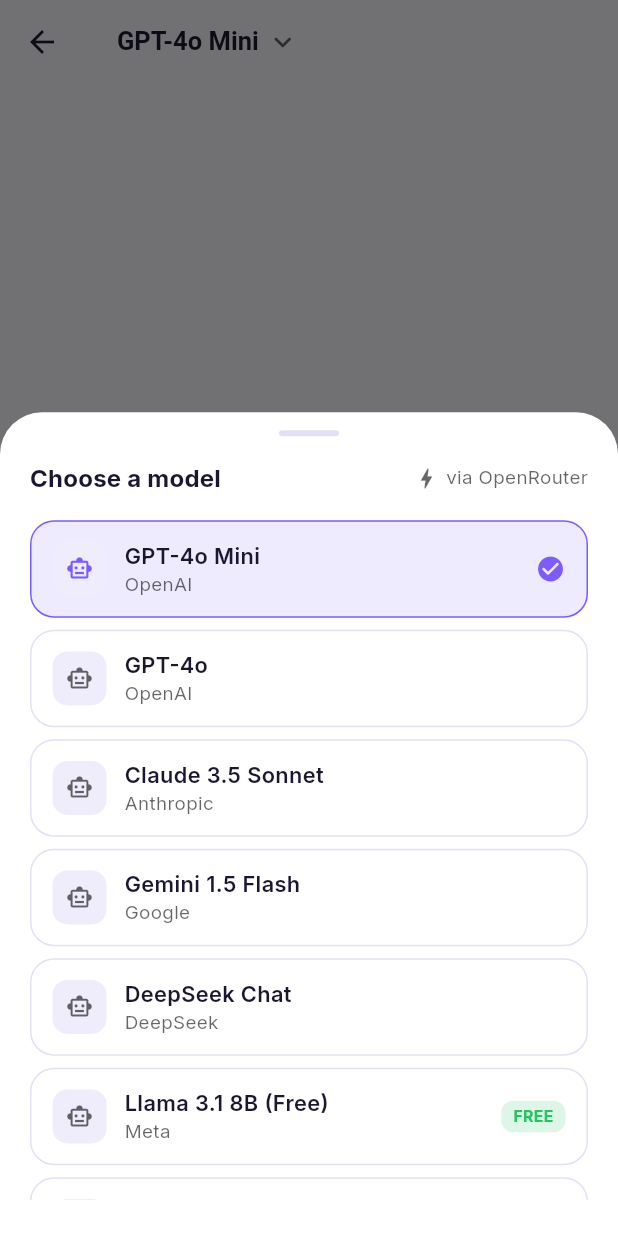
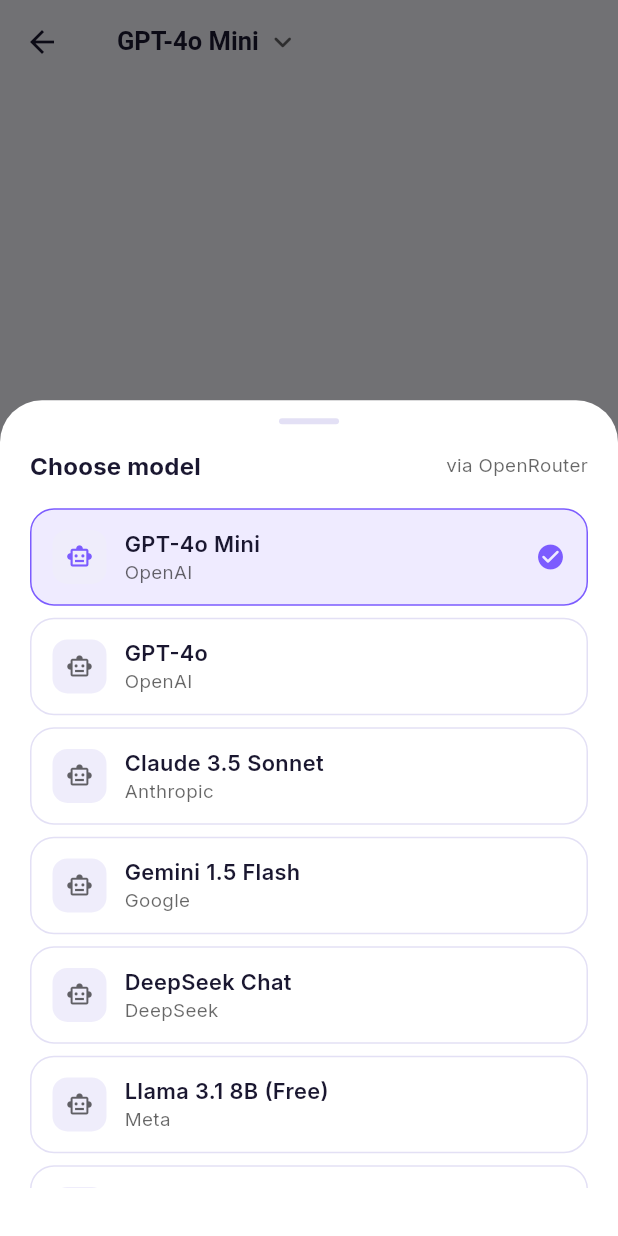
Before and after one commit to Hacker123456hacker/ai_hub, a Flutter app: the ChatScreen screen opened directly, after a tap on "GPT-4o Mini", on a phone screen of 412 x 824 dp. Run offline on Flutter 3.47's test engine with Material 3 defaults, Android fonts, the phone set to English and light mode, and no system bars; our stand-ins replace dio, flutter_animate, flutter_markdown, flutter_riverpod, flutter_secure_storage, google_fonts and 2 more; accounts and stored records are empty.

Commit message:
Add lib/features/chat/widgets/model_picker_sheet.dart

```diff
--- a/lib/features/chat/widgets/model_picker_sheet.dart
+++ b/lib/features/chat/widgets/model_picker_sheet.dart
@@ -9,7 +9,7 @@ Future<void> showModelPicker(BuildContext context, WidgetRef ref) {
     context: context,
     backgroundColor: Colors.transparent,
     isScrollControlled: true,
-    builder: (context) => const _ModelPickerSheet(),
+    builder: (_) => const _ModelPickerSheet(),
   );
 }
 
@@ -18,7 +18,7 @@ class _ModelPickerSheet extends ConsumerWidget {
 
   @override
   Widget build(BuildContext context, WidgetRef ref) {
-    final selectedModel = ref.watch(selectedModelProvider);
+    final selected = ref.watch(selectedModelProvider);
     final isDark = Theme.of(context).brightness == Brightness.dark;
 
     return Container(
@@ -26,146 +26,83 @@ class _ModelPickerSheet extends ConsumerWidget {
         color: isDark ? AppColors.darkSurface : AppColors.lightSurface,
         borderRadius: const BorderRadius.vertical(top: Radius.circular(28)),
       ),
-      padding: const EdgeInsets.fromLTRB(20, 12, 20, 24),
+      padding: const EdgeInsets.fromLTRB(20, 12, 20, 32),
       child: Column(
         mainAxisSize: MainAxisSize.min,
         children: [
           Container(
-            width: 40,
-            height: 4,
+            width: 40, height: 4,
             decoration: BoxDecoration(
               color: isDark ? AppColors.darkBorder : AppColors.lightBorder,
               borderRadius: BorderRadius.circular(2),
             ),
           ),
           const SizedBox(height: 16),
-          Row(
-            children: [
-              Text(
-                'Choose a model',
-                style: Theme.of(context).textTheme.titleMedium?.copyWith(
-                      fontWeight: FontWeight.w700,
-                    ),
-              ),
+          Row(children: [
+            Text('Choose model',
+                style: Theme.of(context).textTheme.titleMedium?.copyWith(fontWeight: FontWeight.w700)),
             const Spacer(),
-              Icon(Icons.bolt_rounded,
-                  size: 18, color: Theme.of(context).hintColor),
-              const SizedBox(width: 4),
-              Text(
-                'via OpenRouter',
-                style: TextStyle(
-                  fontSize: 12.5,
-                  color: Theme.of(context).hintColor,
-                ),
-              ),
-            ],
-          ),
+            Text('via OpenRouter',
+                style: TextStyle(fontSize: 12.5, color: Theme.of(context).hintColor)),
+          ]),
           const SizedBox(height: 16),
           ConstrainedBox(
-            constraints: BoxConstraints(
-              maxHeight: MediaQuery.of(context).size.height * 0.55,
-            ),
+            constraints: BoxConstraints(maxHeight: MediaQuery.of(context).size.height * 0.55),
             child: ListView.separated(
               shrinkWrap: true,
               itemCount: OpenRouterModels.popular.length,
               separatorBuilder: (_, __) => const SizedBox(height: 8),
-              itemBuilder: (context, index) {
-                final model = OpenRouterModels.popular[index];
-                final isSelected = model['id'] == selectedModel;
-                final isFree = model['id']!.contains(':free');
-
-                return Material(
-                  color: Colors.transparent,
-                  child: InkWell(
+              itemBuilder: (context, i) {
+                final model = OpenRouterModels.popular[i];
+                final isSelected = model['id'] == selected;
+                final badge = model['badge'] ?? '';
+                return InkWell(
                   borderRadius: BorderRadius.circular(16),
                   onTap: () {
-                      ref
-                          .read(selectedModelProvider.notifier)
-                          .setModel(model['id']!);
+                    ref.read(selectedModelProvider.notifier).setModel(model['id']!);
                     Navigator.pop(context);
                   },
                   child: Container(
-                      padding: const EdgeInsets.symmetric(
-                          horizontal: 14, vertical: 12),
+                    padding: const EdgeInsets.symmetric(horizontal: 14, vertical: 12),
                     decoration: BoxDecoration(
-                        color: isSelected
-                            ? AppColors.primary.withValues(alpha: 0.12)
-                            : Colors.transparent,
+                      color: isSelected ? AppColors.primary.withValues(alpha: 0.12) : Colors.transparent,
                       borderRadius: BorderRadius.circular(16),
                       border: Border.all(
-                          color: isSelected
-                              ? AppColors.primary
-                              : (isDark
-                                  ? AppColors.darkBorder
-                                  : AppColors.lightBorder),
+                        color: isSelected ? AppColors.primary
+                            : (isDark ? AppColors.darkBorder : AppColors.lightBorder),
                       ),
                     ),
-                      child: Row(
-                        children: [
+                    child: Row(children: [
                       Container(
-                            width: 36,
-                            height: 36,
+                        width: 36, height: 36,
                         decoration: BoxDecoration(
-                              color: isDark
-                                  ? AppColors.darkSurfaceVariant
-                                  : AppColors.lightSurfaceVariant,
+                          color: isDark ? AppColors.darkSurfaceVariant : AppColors.lightSurfaceVariant,
                           borderRadius: BorderRadius.circular(10),
                         ),
-                            child: Icon(
-                              Icons.smart_toy_outlined,
-                              size: 18,
-                              color: isSelected
-                                  ? AppColors.primary
-                                  : Theme.of(context).hintColor,
-                            ),
+                        child: Icon(Icons.smart_toy_outlined, size: 18,
+                            color: isSelected ? AppColors.primary : Theme.of(context).hintColor),
                       ),
                       const SizedBox(width: 12),
-                          Expanded(
-                            child: Column(
+                      Expanded(child: Column(
                         crossAxisAlignment: CrossAxisAlignment.start,
                         children: [
-                                Text(
-                                  model['name']!,
-                                  style: const TextStyle(
-                                    fontWeight: FontWeight.w600,
-                                    fontSize: 14.5,
-                                  ),
-                                ),
-                                Text(
-                                  model['provider']!,
-                                  style: TextStyle(
-                                    fontSize: 12.5,
-                                    color: Theme.of(context).hintColor,
-                                  ),
-                                ),
+                          Text(model['name']!, style: const TextStyle(fontWeight: FontWeight.w600, fontSize: 14.5)),
+                          Text(model['provider']!, style: TextStyle(fontSize: 12.5, color: Theme.of(context).hintColor)),
                         ],
-                            ),
-                          ),
-                          if (isFree)
+                      )),
+                      if (badge.isNotEmpty) ...[
                         Container(
-                              padding: const EdgeInsets.symmetric(
-                                  horizontal: 8, vertical: 3),
+                          padding: const EdgeInsets.symmetric(horizontal: 8, vertical: 3),
                           decoration: BoxDecoration(
                             color: AppColors.success.withValues(alpha: 0.15),
                             borderRadius: BorderRadius.circular(8),
                           ),
-                              child: const Text(
-                                'FREE',
-                                style: TextStyle(
-                                  color: AppColors.success,
-                                  fontSize: 10.5,
-                                  fontWeight: FontWeight.w700,
+                          child: Text(badge, style: const TextStyle(color: AppColors.success, fontSize: 10.5, fontWeight: FontWeight.w700)),
                         ),
-                              ),
-                            ),
-                          if (isSelected) ...[
-                            const SizedBox(width: 8),
-                            const Icon(Icons.check_circle_rounded,
-                                color: AppColors.primary, size: 20),
+                        const SizedBox(width: 6),
                       ],
-                        ],
-                      ),
-                    ),
+                      if (isSelected) const Icon(Icons.check_circle_rounded, color: AppColors.primary, size: 20),
+                    ]),
                   ),
                 );
               },
```
Lines whose indentation alone changed are shown as unchanged.
